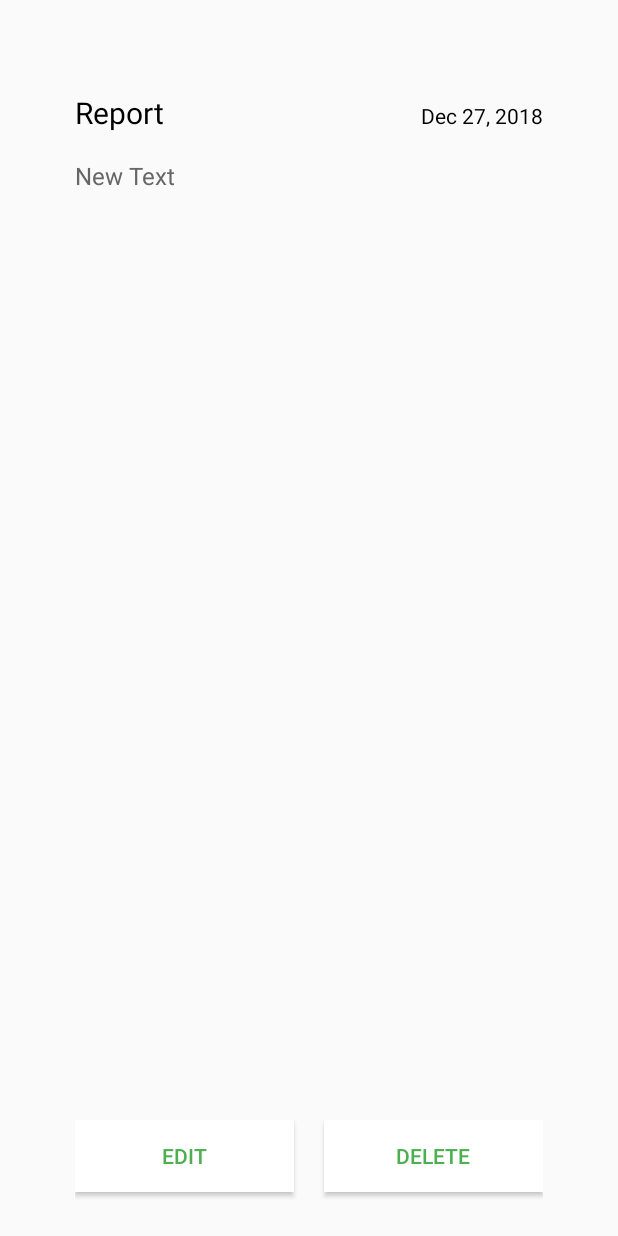
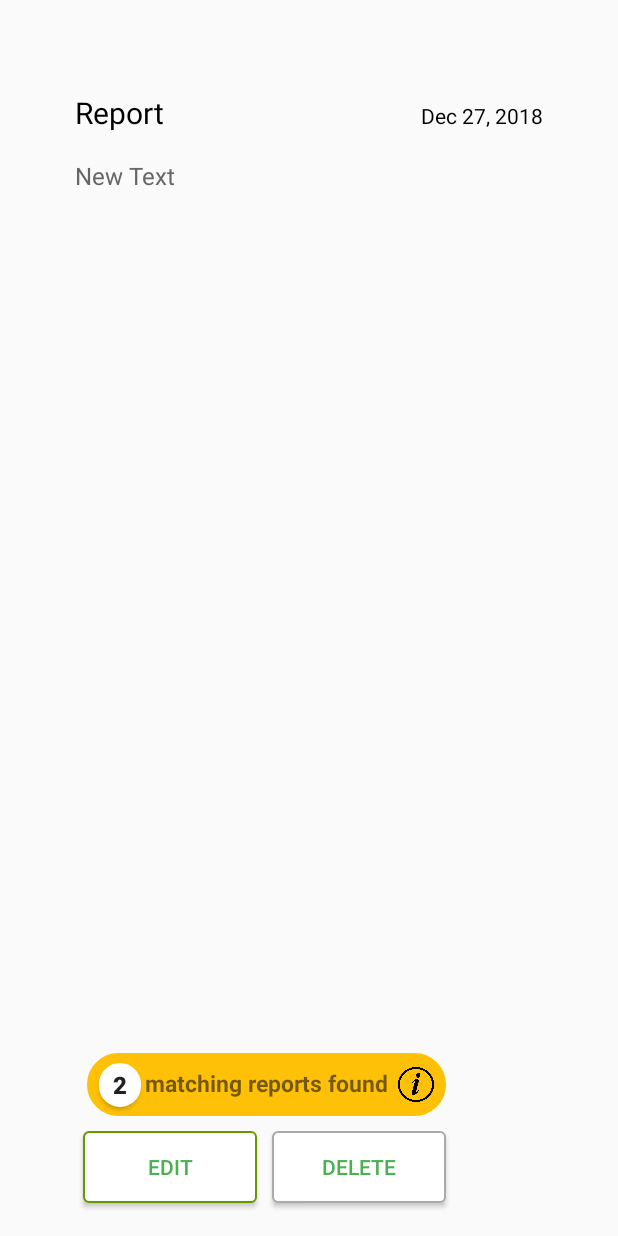
Before and after one commit to 51bootcamp/HappyBugs, an Android app: the layout report_listview_item.xml on its own in the app's theme, with its tools: preview values and no code run, on a phone screen of 412 x 824 dp. Run offline under Robolectric (Android 15) with nearby library versions, the phone set to English and light mode, and no system bars.

Commit message:
Issue#125-add-matching-view

```diff
--- a/Frontend/app/src/main/java/io/happybugs/happybugs/activity/SplashScreen.java
+++ b/Frontend/app/src/main/java/io/happybugs/happybugs/activity/SplashScreen.java
@@ -11,7 +11,7 @@ import io.happybugs.happybugs.R;
 
 public class SplashScreen extends AppCompatActivity {
     Context currContext = this;
-    private final int SPLASH_DISPLAY_LENGTH = 2500;
+    private final int SPLASH_DISPLAY_LENGTH = 1500;
     @Override
     protected void onCreate(@Nullable Bundle savedInstanceState) {
         super.onCreate(savedInstanceState);
--- /dev/null
+++ b/Frontend/app/src/main/res/drawable/btn_delete.xml
@@ -0,0 +1,8 @@
+<?xml version="1.0" encoding="utf-8"?>
+<shape xmlns:android="http://schemas.android.com/apk/res/android">
+    <corners android:radius="3dp"/>
+    <stroke
+        android:width="1dp"
+        android:color="@android:color/darker_gray"/>
+    <solid android:color="#ffff" />
+</shape>
--- /dev/null
+++ b/Frontend/app/src/main/res/drawable/btn_edit.xml
@@ -0,0 +1,8 @@
+<?xml version="1.0" encoding="utf-8"?>
+<shape xmlns:android="http://schemas.android.com/apk/res/android">
+    <corners android:radius="3dp"/>
+    <stroke
+        android:width="1dp"
+        android:color="@android:color/holo_green_dark"/>
+    <solid android:color="#ffff" />
+</shape>
--- /dev/null
+++ b/Frontend/app/src/main/res/drawable/round_btn.xml
@@ -0,0 +1,12 @@
+<?xml version="1.0" encoding="utf-8"?>
+<shape xmlns:android="http://schemas.android.com/apk/res/android">
+    android:shape="oval">
+    <stroke android:width="1dp"
+        android:color="#ffff"/>
+    <solid android:color="#ffff" />
+    <corners
+        android:bottomLeftRadius="45dp"
+        android:bottomRightRadius="45dp"
+        android:topLeftRadius="45dp"
+        android:topRightRadius="45dp" />
+</shape>
--- /dev/null
+++ b/Frontend/app/src/main/res/drawable/round_corner_txt.xml
@@ -0,0 +1,11 @@
+<?xml version="1.0" encoding="utf-8"?>
+<shape xmlns:android="http://schemas.android.com/apk/res/android">
+    <stroke
+        android:width="1dp"
+        android:color="#FFC107"/>
+    <solid android:color="#FFC107" />
+    <margin
+        android:left="40dp"
+        android:right="40dp" />
+    <corners android:radius="50dp" />
+</shape>
--- a/Frontend/app/src/main/res/layout/report_listview_item.xml
+++ b/Frontend/app/src/main/res/layout/report_listview_item.xml
@@ -1,22 +1,27 @@
 <?xml version="1.0" encoding="utf-8"?>
 <RelativeLayout xmlns:android="http://schemas.android.com/apk/res/android"
+    xmlns:app="http://schemas.android.com/apk/res-auto"
+    xmlns:tools="http://schemas.android.com/tools"
     android:layout_width="match_parent"
     android:layout_height="match_parent"
     android:orientation="horizontal">
+
     <LinearLayout
         android:id="@+id/linear"
         android:layout_width="match_parent"
         android:layout_height="match_parent"
+        android:layout_marginLeft="50dp"
+        android:layout_marginTop="35dp"
+        android:layout_marginRight="50dp"
+        android:layout_marginBottom="10dp"
         android:layout_weight="4"
-        android:orientation="vertical"
-        android:layout_marginTop="35dp"
-        android:layout_marginBottom="10dp"
-        android:layout_marginRight="50dp"
-        android:layout_marginLeft="50dp">
+        android:orientation="vertical">
+
         <TableRow
             android:layout_width="match_parent"
             android:layout_height="67dp"
             android:layout_marginTop="3dp">
+
             <TextView
                 android:id="@+id/report_title"
                 android:layout_width="233dp"
@@ -25,14 +30,16 @@
                 android:gravity="center_vertical"
                 android:text="Report"
                 android:textColor="#000000"
-                android:textSize="20sp"/>
+                android:textSize="20sp" />
+
             <TextView
                 android:id="@+id/report_created_date"
                 android:layout_width="wrap_content"
                 android:layout_height="wrap_content"
-                android:textColor="#000000"
-                android:text="Dec 27, 2018"/>
+                android:text="Dec 27, 2018"
+                android:textColor="#000000" />
         </TableRow>
+
         <TextView
             android:id="@+id/report_content"
             android:layout_width="match_parent"
@@ -40,34 +47,88 @@
             android:layout_weight="1"
             android:text="New Text"
             android:textColor="#666666"
-            android:textSize="16dp"/>
-        <TableRow
+            android:textSize="16dp" />
+
+        <android.support.constraint.ConstraintLayout
             android:layout_width="match_parent"
-            android:layout_height="67dp"
+            android:layout_height="wrap_content">
+
+            <TextView
+                android:id="@+id/textView"
+                android:layout_width="239dp"
+                android:layout_height="42dp"
+                android:layout_marginStart="8dp"
+                android:layout_marginLeft="8dp"
+                android:layout_marginTop="8dp"
+                android:layout_marginEnd="8dp"
+                android:layout_marginRight="8dp"
+                android:background="@drawable/round_corner_txt"
+                android:paddingTop="9dp"
+                android:paddingBottom="5dp"
+                android:text="matching reports found"
+                android:textAlignment="center"
+                android:textSize="15dp"
+                android:textStyle="bold"
+                app:layout_constraintBottom_toBottomOf="parent"
+                app:layout_constraintEnd_toEndOf="parent"
+                app:layout_constraintHorizontal_bias="0.0"
+                app:layout_constraintStart_toStartOf="parent"
+                app:layout_constraintTop_toTopOf="parent"
+                app:layout_constraintVertical_bias="0.0" />
+
+            <Button
+                android:layout_width="28dp"
+                android:layout_height="29dp"
+                android:layout_marginStart="8dp"
+                android:layout_marginLeft="8dp"
+                android:background="@drawable/round_btn"
+                android:clickable="false"
+                android:text="2"
+                android:textSize="16dp"
+                android:textStyle="bold"
+                app:layout_constraintBottom_toBottomOf="@+id/textView"
+                app:layout_constraintStart_toStartOf="@+id/textView"
+                app:layout_constraintTop_toTopOf="@+id/textView" />
+
+            <ImageButton
+                android:layout_width="24dp"
+                android:layout_height="23dp"
+                android:layout_marginEnd="8dp"
+                android:layout_marginRight="8dp"
+                android:background="@drawable/info_btn_img"
+                app:layout_constraintBottom_toBottomOf="@+id/textView"
+                app:layout_constraintEnd_toEndOf="@+id/textView"
+                app:layout_constraintTop_toTopOf="@+id/textView" />
+        </android.support.constraint.ConstraintLayout>
+
+        <LinearLayout
+            android:layout_width="287dp"
+            android:layout_height="60dp"
             android:layout_marginTop="10dp">
+
             <Button
+                android:layout_marginLeft="5dp"
                 android:id="@+id/btn_report_edit"
-                android:layout_width="wrap_content"
+                android:layout_width="66dp"
                 android:layout_height="wrap_content"
-                android:layout_below="@id/linear"
                 android:layout_weight="4"
+                android:background="@drawable/btn_edit"
                 android:text="@string/home_report_edit"
                 android:textColor="@color/colorPrimary"
-                android:layout_marginRight="10dp"
-                android:radius="3dp"
-                android:background="#ffffff"/>
+                app:layout_constraintBottom_toBottomOf="@id/textView"
+                tools:layout_editor_absoluteX="0dp" />
             <Button
                 android:id="@+id/btn_report_delete"
-                android:layout_width="wrap_content"
+                android:layout_width="66dp"
                 android:layout_height="wrap_content"
                 android:layout_below="@+id/linear"
+                android:layout_marginLeft="10dp"
+                android:layout_marginRight="40dp"
                 android:layout_toRightOf="@id/btn_report_edit"
                 android:layout_weight="4"
+                android:background="@drawable/btn_delete"
                 android:text="@string/home_report_delete"
-                android:textColor="@color/colorPrimary"
-                android:layout_marginLeft="10dp"
-                android:radius="3dp"
-                android:background="#ffffff"/>
-        </TableRow>
+                android:textColor="@color/colorPrimary" />
+        </LinearLayout>
     </LinearLayout>
 </RelativeLayout>
```
Also changed, not shown: Frontend/app/src/main/res/drawable/info_btn_img.png (added).
